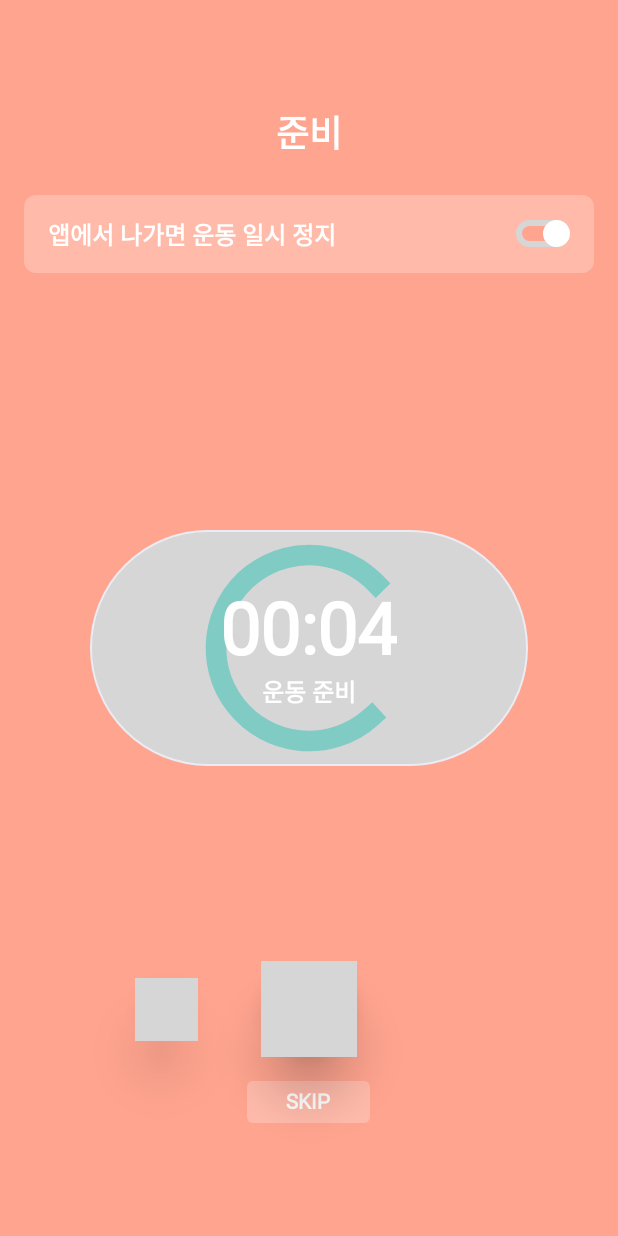
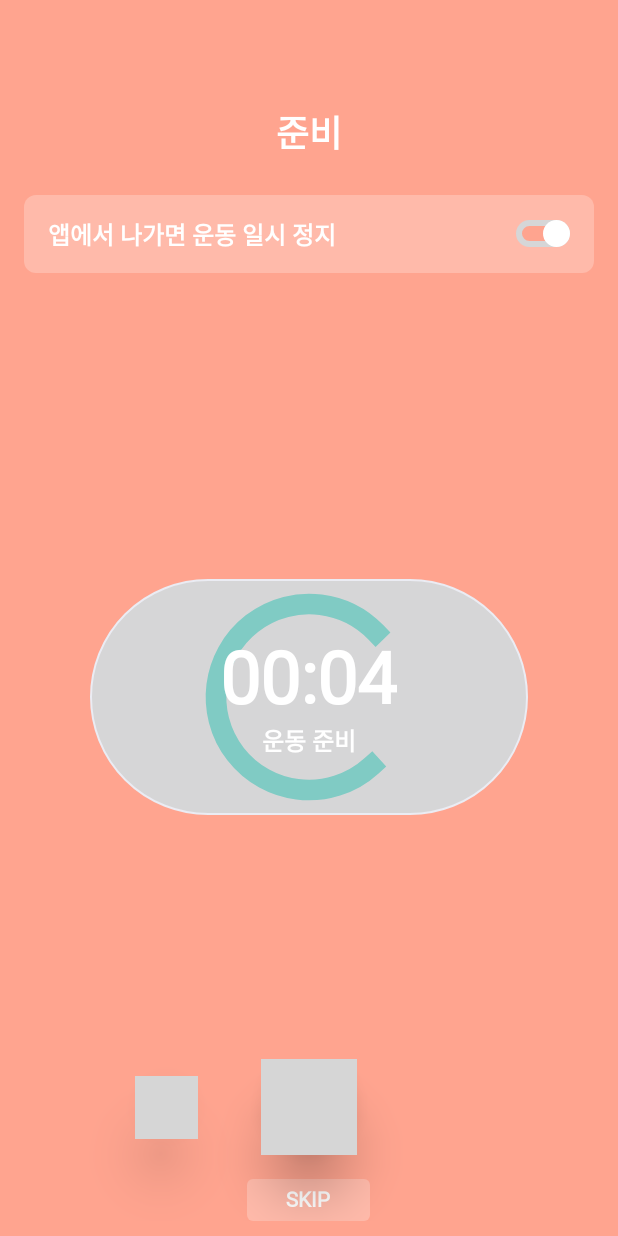
Before and after one commit to sb-yoon/tabatime-app, an Android app: the ExerciseActivity screen opened directly, with no data from a screen before it, on a phone screen of 412 x 824 dp. Run offline under Robolectric (Android 15) with nearby library versions, the phone set to English and light mode, and no system bars; our stand-ins replace AdMob, ButterKnife; libraries missing offline, so code that uses them is left out: com.dinuscxj.progressbar, com.kakao.sdk; plain views replace CircleProgressBar; 3 statements that could not run were skipped; grey boxes are pictures that could not be loaded.

Commit message:
1. 서버 url 수정 2. 코드 개선

```diff
--- a/app/src/main/java/Unlike/tabatmie/activity/ExerciseActivity.java
+++ b/app/src/main/java/Unlike/tabatmie/activity/ExerciseActivity.java
@@ -4,6 +4,7 @@ import android.animation.ValueAnimator;
 import android.content.Intent;
 import android.media.MediaPlayer;
 import android.os.Bundle;
+import android.util.DisplayMetrics;
 import android.util.Log;
 import android.view.View;
 import android.view.ViewTreeObserver;
@@ -73,6 +74,8 @@ public class ExerciseActivity extends AppCompatActivity {
     @BindView(R.id.tv_state)
     TextView tv_state;
 
+    @BindView(R.id.layer_others)
+    RelativeLayout layer_others;
     @BindView(R.id.btn_action)
     AppCompatToggleButton btn_action;
     @BindView(R.id.iv_play)
@@ -176,6 +179,21 @@ public class ExerciseActivity extends AppCompatActivity {
 
         btn_exercise_out.setVisibility(View.GONE);
         layer_exercise_time.setVisibility(View.INVISIBLE);
+
+        if (isNavigationBar()) {
+            int resourceId = getResources().getIdentifier("navigation_bar_height", "dimen", "android");
+            int deviceHeight = 0;
+            if (resourceId > 0) {
+                deviceHeight = getResources().getDimensionPixelSize(resourceId);
+            }
+            RelativeLayout.LayoutParams params = new RelativeLayout.LayoutParams(
+                    RelativeLayout.LayoutParams.MATCH_PARENT,
+                    RelativeLayout.LayoutParams.WRAP_CONTENT
+            );
+            params.setMargins(0, 0, 0, deviceHeight);
+            params.addRule(RelativeLayout.ALIGN_PARENT_BOTTOM);
+            layer_others.setLayoutParams(params);
+        }
     }
 
     public int getWidth() {
@@ -184,6 +202,16 @@ public class ExerciseActivity extends AppCompatActivity {
             h = 248;
         }
         return h;
+    }
+
+    public boolean isNavigationBar() {
+        try {
+            int id = getResources().getIdentifier("config_showNavigationBar", "bool", "android");
+            return id > 0 && getResources().getBoolean(id);
+        } catch (Exception e) {
+            e.printStackTrace();
+            return true;
+        }
     }
 
     @Override
@@ -493,12 +521,14 @@ public class ExerciseActivity extends AppCompatActivity {
                 goBack();
                 break;
             case R.id.btn_skip:
-                if (mPlayer != null) {
-                    mPlayer.stop();
-                    mPlayer = null;
+                if (!isSwitchPause) {
+                    if (mPlayer != null) {
+                        mPlayer.stop();
+                        mPlayer = null;
+                    }
+                    stopTimer();
+                    chkExerciseStep();
                 }
-                stopTimer();
-                chkExerciseStep();
                 break;
         }
     }
--- a/app/src/main/java/Unlike/tabatmie/activity/TermsActivity.java
+++ b/app/src/main/java/Unlike/tabatmie/activity/TermsActivity.java
@@ -34,7 +34,7 @@ public class TermsActivity extends AppCompatActivity {
             }
         });
 
-        webview.loadUrl("http://3.35.200.21/privacy_terms.html");
+        webview.loadUrl("http://3.37.223.41/privacy_terms.html");
     }
 
     @Override
--- a/app/src/main/java/Unlike/tabatmie/connect/RetrofitClient.java
+++ b/app/src/main/java/Unlike/tabatmie/connect/RetrofitClient.java
@@ -9,7 +9,7 @@ import retrofit2.Retrofit;
 import retrofit2.converter.gson.GsonConverterFactory;
 
 public class RetrofitClient {
-    private static final String BASE_URL = "http://3.35.200.21/";
+    private static final String BASE_URL = "http://3.37.223.41/";
 
     public static RetrofitAPI getApiService() {
         return getInstance().create(RetrofitAPI.class);
--- a/app/src/main/res/layout/activity_exercise.xml
+++ b/app/src/main/res/layout/activity_exercise.xml
@@ -182,7 +182,7 @@
         <RelativeLayout
             android:layout_width="match_parent"
             android:layout_height="match_parent"
-            android:layout_above="@id/layer_center"
+            android:layout_above="@id/layer_others"
             android:layout_below="@id/layer_top"
             android:layout_marginLeft="56dp"
             android:layout_marginRight="56dp"
@@ -249,10 +249,15 @@
         </RelativeLayout>
 
         <RelativeLayout
-            android:id="@+id/layer_center"
+            android:id="@+id/layer_others"
             android:layout_width="match_parent"
             android:layout_height="wrap_content"
             android:layout_alignParentBottom="true">
+
+            <RelativeLayout
+                android:id="@+id/layer_btns"
+                android:layout_width="match_parent"
+                android:layout_height="wrap_content">
 
                 <RelativeLayout
                     android:id="@+id/layer_action"
@@ -351,7 +356,6 @@
                     android:layout_below="@id/layer_action"
                     android:layout_centerHorizontal="true"
                     android:layout_marginTop="16dp"
-                android:layout_marginBottom="65dp"
                     android:background="@drawable/layer_white_round_4"
                     android:visibility="invisible">
 
@@ -377,6 +381,7 @@
                     android:background="@drawable/layer_white_round_4"
                     android:visibility="visible">
 
+
                     <TextView
                         android:id="@+id/tv_exercise_time"
                         android:layout_width="wrap_content"
@@ -389,17 +394,18 @@
                         android:textSize="14dp"
                         android:textStyle="bold" />
                 </RelativeLayout>
+            </RelativeLayout>
 
-            <com.google.android.gms.ads.AdView xmlns:ads="http://schemas.android.com/apk/res-auto"
+
+            <com.google.android.gms.ads.AdView
                 android:id="@+id/adView"
                 android:layout_width="match_parent"
                 android:layout_height="50dp"
-                android:layout_below="@id/layer_action"
+                android:layout_below="@id/layer_btns"
                 android:layout_gravity="center_horizontal"
-                android:layout_marginTop="54dp"
-                android:layout_marginBottom="65dp"
-                ads:adSize="BANNER"
-                ads:adUnitId="@string/banner" />
+                android:layout_marginTop="10dp"
+                app:adSize="BANNER"
+                app:adUnitId="@string/banner" />
         </RelativeLayout>
     </RelativeLayout>
 </LinearLayout>
```
Also changed, not shown: app/build.gradle (+5 -4 lines), app/src/main/java/Unlike/tabatmie/activity/MainActivity.java (+60 -5 lines). Lines whose indentation alone changed are shown as unchanged.
